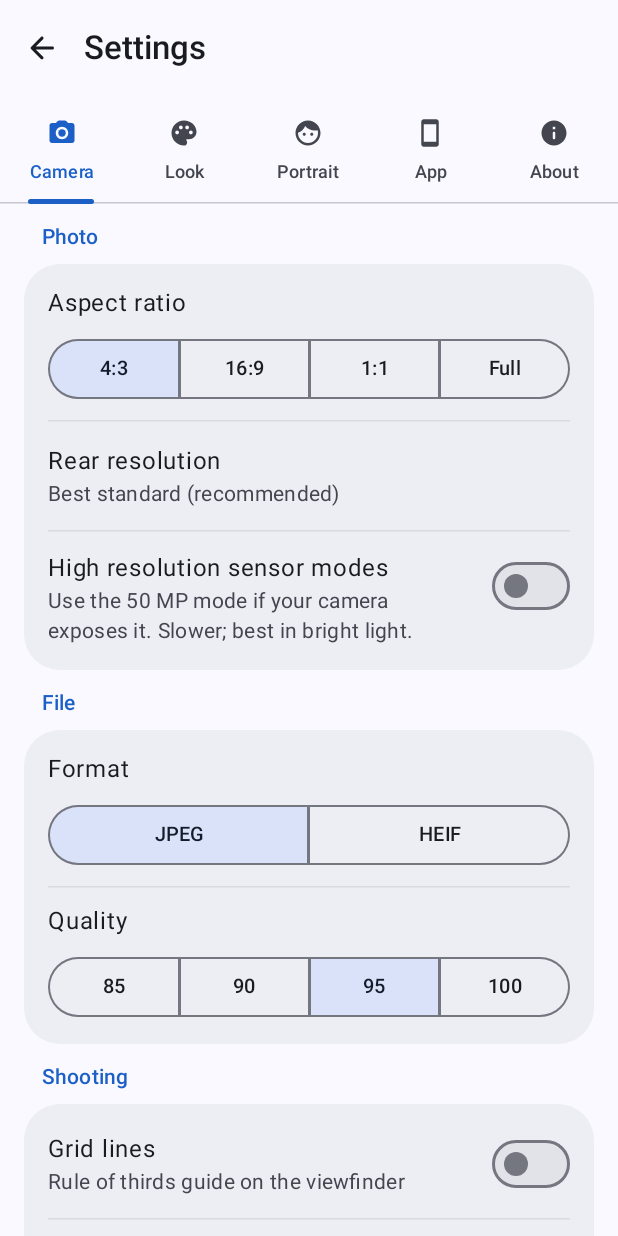
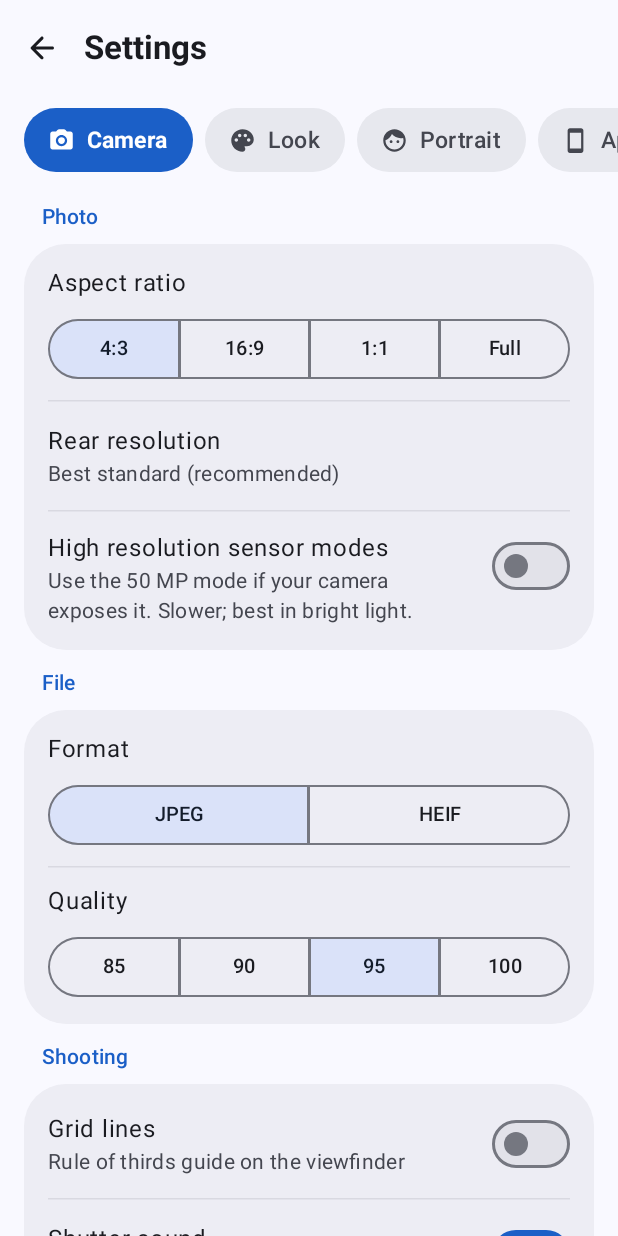
Before and after one commit to tamimrijan/Camora, an Android app built with Jetpack Compose: the SettingsScreen screen opened through its navigation route, on a phone screen of 412 x 824 dp. Run offline under Robolectric (Android 15) with nearby library versions, the phone set to English and light mode, and no system bars; libraries missing offline, so code that uses them is left out: androidx.camera.camera2, androidx.camera.core, androidx.camera.lifecycle, androidx.camera.view; 26 statements that could not run were skipped.

Commit message:
Camora 2.5.0: code

```diff
--- a/app/src/main/java/com/tamimrijan/camora/MainActivity.kt
+++ b/app/src/main/java/com/tamimrijan/camora/MainActivity.kt
@@ -16,6 +16,10 @@ import androidx.activity.enableEdgeToEdge
 import androidx.activity.result.contract.ActivityResultContracts
 import androidx.compose.animation.fadeIn
 import androidx.compose.animation.fadeOut
+import androidx.compose.animation.scaleIn
+import androidx.compose.animation.scaleOut
+import androidx.compose.animation.core.spring
+import androidx.compose.animation.core.tween
 import androidx.compose.foundation.Image
 import androidx.compose.foundation.background
 import androidx.compose.ui.res.painterResource
@@ -149,8 +153,12 @@ class MainActivity : ComponentActivity() {
         }
         NavHost(
             nav, startDestination = "camera",
-            enterTransition = { fadeIn() }, exitTransition = { fadeOut() },
-            popEnterTransition = { fadeIn() }, popExitTransition = { fadeOut() },
+            // Expressive screen changes: the new screen springs up from slightly smaller,
+            // going back the old one settles away.
+            enterTransition = { fadeIn(tween(220)) + scaleIn(spring(dampingRatio = 0.8f, stiffness = 380f), initialScale = 0.94f) },
+            exitTransition = { fadeOut(tween(160)) },
+            popEnterTransition = { fadeIn(tween(220)) },
+            popExitTransition = { fadeOut(tween(160)) + scaleOut(spring(dampingRatio = 0.9f, stiffness = 380f), targetScale = 0.94f) },
         ) {
             composable("camera") {
                 SystemBars(lightIcons = true, keepScreenOn = true)
--- a/app/src/main/java/com/tamimrijan/camora/engine/ColorProfile.kt
+++ b/app/src/main/java/com/tamimrijan/camora/engine/ColorProfile.kt
@@ -39,6 +39,8 @@ data class ProfileSpec(
     val skyHue: Float = 0f,        // degrees, - = toward cyan
     val skyLight: Float = 0f,
     val redSat: Float = 1f,
+    /** How much of the look is applied at 100% intensity (1 = all of it). */
+    val strength: Float = 1f,
 ) {
     companion object {
         // Natural: neutral-warm balance, flat-ish midtone contrast with a soft shoulder,
@@ -71,6 +73,8 @@ data class ProfileSpec(
             saturation = 1.24f, vibrance = 0.3f, chromaKnee = 0.27f,
             skinPull = 0.3f, skinSat = 0.77f, skinLight = 0.004f,
             foliageSat = 1.12f, foliageHue = 0.5f, skySat = 1.16f, skyHue = -4f, skyLight = -0.006f, redSat = 1.06f,
+            // 100% on the slider = the look users found just right at 85%.
+            strength = 0.85f,
         )
 
         fun of(id: ColorProfileId): ProfileSpec? = when (id) {
@@ -180,6 +184,14 @@ object LutBuilder {
         val inv = 1f / (size - 1)
         for (b in 0 until size) for (g in 0 until size) for (r in 0 until size) {
             transform(spec, r * inv, g * inv, b * inv, tmp)
+            // Mixing the table with "no change" is exactly what the intensity slider does,
+            // so strength 0.85 at 100% looks identical to the full look at 85%.
+            val k = spec.strength
+            if (k < 1f) {
+                tmp[0] = r * inv + k * (tmp[0] - r * inv)
+                tmp[1] = g * inv + k * (tmp[1] - g * inv)
+                tmp[2] = b * inv + k * (tmp[2] - b * inv)
+            }
             d[i++] = tmp[0]; d[i++] = tmp[1]; d[i++] = tmp[2]
         }
         return Lut3D(size, d)
--- a/app/src/main/java/com/tamimrijan/camora/ui/camera/CameraComponents.kt
+++ b/app/src/main/java/com/tamimrijan/camora/ui/camera/CameraComponents.kt
@@ -53,6 +53,10 @@ import androidx.compose.ui.unit.sp
 import com.tamimrijan.camora.camera.CameraMode
 import com.tamimrijan.camora.ui.theme.Accent
 import com.tamimrijan.camora.ui.theme.ModeLabelStyle
+import com.tamimrijan.camora.ui.theme.ExpressiveMotion
+import com.tamimrijan.camora.ui.theme.pressSquish
+import androidx.compose.animation.core.animateDpAsState
+import androidx.compose.ui.graphics.graphicsLayer
 import kotlin.math.abs
 import kotlin.math.sqrt
 
@@ -72,6 +76,7 @@ fun CamIcon(
         modifier
             .size(size)
             .clip(CircleShape)
+            .pressSquish(0.86f)
             .background(if (active) Accent.copy(alpha = 0.16f) else Color.Transparent)
             .clickable(enabled = enabled, onClick = onClick),
         contentAlignment = Alignment.Center,
@@ -107,7 +112,10 @@ fun ShutterButton(busy: Boolean, progress: Float?, size: Dp = 78.dp, onClick: ()
     val haptic = LocalHapticFeedback.current
     val interaction = remember { MutableInteractionSource() }
     val pressed by interaction.collectIsPressedAsState()
-    val scale by animateFloatAsState(if (pressed) 0.9f else 1f, label = "shutterScale")
+    // Expressive: the button squishes and its centre morphs from a circle towards a rounded
+    // square while pressed, then springs back.
+    val scale by animateFloatAsState(if (pressed) 0.9f else 1f, ExpressiveMotion.bouncy(), label = "shutterScale")
+    val morph by animateFloatAsState(if (pressed) 1f else 0f, ExpressiveMotion.bouncy(), label = "shutterMorph")
     Box(
         Modifier
             .size(size)
@@ -121,7 +129,15 @@ fun ShutterButton(busy: Boolean, progress: Float?, size: Dp = 78.dp, onClick: ()
         Canvas(Modifier.fillMaxSize()) {
             val stroke = 4.dp.toPx()
             drawCircle(Color.White, radius = this.size.minDimension / 2 - stroke / 2, style = Stroke(stroke))
-            drawCircle(if (busy) Color.White.copy(alpha = 0.55f) else Color.White, radius = this.size.minDimension / 2 - stroke - 3.dp.toPx())
+            val inner = this.size.minDimension / 2 - stroke - 3.dp.toPx()
+            val side = inner * (2f - 0.18f * morph)
+            val corner = side / 2f * (1f - 0.42f * morph)
+            drawRoundRect(
+                if (busy) Color.White.copy(alpha = 0.55f) else Color.White,
+                topLeft = Offset(center.x - side / 2f, center.y - side / 2f),
+                size = Size(side, side),
+                cornerRadius = androidx.compose.ui.geometry.CornerRadius(corner, corner),
+            )
             if (progress != null) {
                 drawArc(
                     Accent, startAngle = -90f, sweepAngle = 360f * progress, useCenter = false,
@@ -154,22 +170,26 @@ fun ModeSelector(modes: List<CameraMode>, selected: CameraMode, enabled: Boolean
         ) {
             items(modes) { m ->
                 val sel = m == selected
+                // Expressive: the selection pill springs in, and the label grows a touch.
+                val pill by animateFloatAsState(if (sel) 1f else 0f, ExpressiveMotion.bouncy(), label = "modePill")
                 Box(
                     Modifier
                         .width(itemW)
                         .height(40.dp)
+                        .pressSquish(0.9f)
                         .clickable(enabled = enabled) { onSelect(m) },
                     contentAlignment = Alignment.Center,
                 ) {
                     Text(
                         m.label.uppercase(), style = ModeLabelStyle,
-                        color = if (sel) Accent else Color.White.copy(alpha = if (enabled) 0.8f else 0.4f),
+                        color = if (sel) Color(0xFF0B1E44) else Color.White.copy(alpha = if (enabled) 0.8f else 0.4f),
                         maxLines = 1,
                         softWrap = false,
-                        modifier = if (sel) Modifier
+                        modifier = Modifier
+                            .graphicsLayer { val k = 1f + 0.06f * pill; scaleX = k; scaleY = k }
                             .clip(RoundedCornerShape(50))
-                            .background(Accent.copy(alpha = 0.14f))
-                            .padding(horizontal = 10.dp, vertical = 5.dp) else Modifier,
+                            .background(Accent.copy(alpha = pill.coerceIn(0f, 1f)))
+                            .padding(horizontal = 14.dp, vertical = 7.dp),
                     )
                 }
             }
@@ -194,9 +214,11 @@ fun ZoomChips(presets: List<Float>, current: Float, usingUltraWide: Boolean, rot
             val sel = p == active
             val label = if (sel && p >= 1f && abs(current - p) > 0.05f) "%.1f×".format(current)
             else if (p < 1f) ".6" else "${p.toInt()}" + (if (sel) "×" else "")
+            val chip by animateDpAsState(if (sel) 38.dp else 32.dp, ExpressiveMotion.bouncy(), label = "zoomChip")
             Box(
                 Modifier
-                    .size(if (sel) 38.dp else 32.dp)
+                    .size(chip)
+                    .pressSquish(0.85f)
                     .clip(CircleShape)
                     .background(if (sel) Color.Black.copy(alpha = 0.7f) else Color.Black.copy(alpha = 0.45f))
                     .clickable { onSelect(p) },
--- a/app/src/main/java/com/tamimrijan/camora/ui/camera/CameraScreen.kt
+++ b/app/src/main/java/com/tamimrijan/camora/ui/camera/CameraScreen.kt
@@ -103,6 +103,7 @@ import androidx.lifecycle.compose.collectAsStateWithLifecycle
 import com.tamimrijan.camora.camera.AspectSetting
 import com.tamimrijan.camora.camera.CameraMode
 import com.tamimrijan.camora.camera.FlashSetting
+import com.tamimrijan.camora.ui.theme.pressSquish
 import com.tamimrijan.camora.data.AppSettings
 import com.tamimrijan.camora.engine.ColorProfileId
 import com.tamimrijan.camora.engine.HdrMode
@@ -493,18 +494,18 @@ fun CameraScreen(
                 verticalAlignment = Alignment.CenterVertically,
                 horizontalArrangement = Arrangement.SpaceBetween,
             ) {
-                ThumbnailFrame(Modifier.rotate(rot).clickable {
+                ThumbnailFrame(Modifier.rotate(rot).pressSquish(0.88f).clickable {
                     if (ui.lastUri != null) onOpenLatest() else onOpenGallery()
                 }) {
                     val t = ui.lastThumb
                     if (t != null) Image(t.asImageBitmap(), "Latest photo", contentScale = ContentScale.Crop, modifier = Modifier.fillMaxSize())
                     else Icon(Icons.Rounded.PhotoLibrary, "Gallery", tint = Color.White)
-                    if (busy > 0) CircularProgressIndicator(Modifier.size(26.dp), color = Accent, strokeWidth = 2.5.dp)
+                    if (busy > 0) com.tamimrijan.camora.ui.theme.WavyCircularProgress(null, Modifier.size(34.dp), color = Accent, stroke = 2.5.dp)
                 }
                 val progress = ui.burst?.let { (n, total) -> n.toFloat() / total }
                 ShutterButton(busy >= 3 || ui.capturing, progress, shutterSize) { vm.onShutter() }
                 Box(
-                    Modifier.size(50.dp).clip(CircleShape).background(Color.White.copy(alpha = 0.14f))
+                    Modifier.size(50.dp).pressSquish(0.86f).clip(CircleShape).background(Color.White.copy(alpha = 0.14f))
                         .clickable(enabled = !ui.capturing) { vm.flipCamera() },
                     contentAlignment = Alignment.Center,
                 ) { Icon(Icons.Rounded.Cameraswitch, "Switch camera", tint = Color.White, modifier = Modifier.rotate(rot)) }
@@ -569,6 +570,7 @@ fun blurToAperture(b: Float): Float = 16f * Math.pow(1.4 / 16.0, b.toDouble()).t
 private fun QuickChip(icon: ImageVector, text: String, active: Boolean, rot: Float, onClick: () -> Unit) {
     Row(
         Modifier
+            .pressSquish(0.92f)
             .clip(RoundedCornerShape(50))
             .background(if (active) Accent.copy(alpha = 0.22f) else Color.White.copy(alpha = 0.10f))
             .clickable(onClick = onClick)
--- a/app/src/main/java/com/tamimrijan/camora/ui/onboarding/WelcomeTour.kt
+++ b/app/src/main/java/com/tamimrijan/camora/ui/onboarding/WelcomeTour.kt
@@ -72,6 +72,7 @@ import androidx.compose.ui.text.style.TextAlign
 import androidx.compose.ui.unit.dp
 import androidx.compose.ui.unit.sp
 import com.tamimrijan.camora.R
+import com.tamimrijan.camora.ui.theme.pressSquish
 import kotlinx.coroutines.launch
 import kotlin.math.abs
 import kotlin.math.floor
@@ -222,7 +223,7 @@ fun WelcomeTour(onFinish: () -> Unit) {
             Button(
                 onClick = { if (last) onFinish() else scope.launch { pager.animateScrollToPage(pager.currentPage + 1) } },
                 colors = ButtonDefaults.buttonColors(containerColor = Color.White, contentColor = Color.Black),
-                modifier = Modifier.padding(horizontal = 24.dp).padding(bottom = 20.dp).fillMaxWidth().widthIn(max = 480.dp).height(56.dp),
+                modifier = Modifier.padding(horizontal = 24.dp).padding(bottom = 20.dp).fillMaxWidth().widthIn(max = 480.dp).height(60.dp).pressSquish(0.95f),
             ) {
                 AnimatedContent(
                     last,
--- a/app/src/main/java/com/tamimrijan/camora/ui/settings/SettingsScreen.kt
+++ b/app/src/main/java/com/tamimrijan/camora/ui/settings/SettingsScreen.kt
@@ -58,6 +58,7 @@ import androidx.compose.material3.Button
 import androidx.compose.material3.CircularProgressIndicator
 import androidx.compose.material3.LinearProgressIndicator
 import com.tamimrijan.camora.data.UpdateState
+import com.tamimrijan.camora.ui.theme.pressSquish
 import androidx.compose.material3.AlertDialog
 import androidx.compose.material3.Card
 import androidx.compose.material3.CardDefaults
@@ -146,14 +147,21 @@ fun SettingsScreen(onBack: () -> Unit, onOpenReport: () -> Unit) {
                     title = { Text("Settings") },
                     navigationIcon = { IconButton(onClick = onBack) { Icon(Icons.AutoMirrored.Rounded.ArrowBack, "Back") } },
                 )
-                PrimaryTabRow(selectedTabIndex = pager.currentPage) {
-                    SettingsTab.entries.forEachIndexed { i, t ->
-                        Tab(
-                            selected = pager.currentPage == i,
-                            onClick = { scope.launch { pager.animateScrollToPage(i) } },
-                            icon = { Icon(t.icon, null, Modifier.size(20.dp)) },
-                            text = { Text(t.label, maxLines = 1, fontSize = 12.sp) },
-                            unselectedContentColor = MaterialTheme.colorScheme.onSurfaceVariant,
+                // Expressive tabs: big pill chips, the active one filled, scrolling to stay in view.
+                val tabs = androidx.compose.foundation.lazy.rememberLazyListState()
+                androidx.compose.runtime.LaunchedEffect(pager.currentPage) { tabs.animateScrollToItem(pager.currentPage) }
+                val cs = MaterialTheme.colorScheme
+                androidx.compose.foundation.lazy.LazyRow(
+                    state = tabs,
+                    contentPadding = PaddingValues(horizontal = 16.dp, vertical = 8.dp),
+                    horizontalArrangement = Arrangement.spacedBy(8.dp),
+                ) {
+                    items(SettingsTab.entries.size) { i ->
+                        val t = SettingsTab.entries[i]
+                        com.tamimrijan.camora.ui.theme.PillChip(
+                            t.label, pager.currentPage == i, { scope.launch { pager.animateScrollToPage(i) } },
+                            selectedContainer = cs.primary, selectedContent = cs.onPrimary,
+                            content = cs.onSurfaceVariant, container = cs.surfaceContainerHigh, icon = t.icon,
                         )
                     }
                 }
@@ -320,7 +328,7 @@ private fun LazyListScope.aboutTab(ctx: Context) {
     item {
         val app = ctx.applicationContext as CamoraApp
         val scope = rememberCoroutineScope()
-        Card(colors = CardDefaults.cardColors(containerColor = MaterialTheme.colorScheme.surfaceContainer), shape = RoundedCornerShape(24.dp)) {
+        Card(colors = CardDefaults.cardColors(containerColor = MaterialTheme.colorScheme.surfaceContainer), shape = RoundedCornerShape(28.dp)) {
             AboutLink(Icons.Rounded.AutoAwesome, "Welcome tour", "See everything Camora can do") {
                 scope.launch { app.settings.update { it.copy(onboardingDone = false) } }
             }
@@ -371,8 +379,8 @@ private fun AboutHero() {
             }
             Spacer(Modifier.height(12.dp))
             Text(
-                "Camora", color = cs.onSurface, fontWeight = FontWeight.Bold,
-                style = MaterialTheme.typography.headlineLarge, letterSpacing = 0.5.sp,
+                "Camora", color = cs.onSurface, fontWeight = FontWeight.ExtraBold,
+                style = MaterialTheme.typography.displayMedium, letterSpacing = (-1).sp,
             )
             Spacer(Modifier.height(4.dp))
             Text(
@@ -430,14 +438,14 @@ private fun UpdateCard() {
         is UpdateState.Ready -> "Ready to install" to "Version ${s.info.version} is downloaded"
         is UpdateState.Failed -> (if (s.info == null) "Could not check" else "Download stopped") to s.message
     }
-    Card(colors = CardDefaults.cardColors(containerColor = cs.surfaceContainer), shape = RoundedCornerShape(24.dp)) {
+    Card(colors = CardDefaults.cardColors(containerColor = cs.surfaceContainer), shape = RoundedCornerShape(28.dp)) {
         Column(Modifier.fillMaxWidth().padding(20.dp)) {
             Text("UPDATES", style = MaterialTheme.typography.labelMedium, color = cs.primary, letterSpacing = 1.5.sp)
             Spacer(Modifier.height(14.dp))
             Row(verticalAlignment = Alignment.CenterVertically) {
-                Box(Modifier.size(44.dp).clip(CircleShape).background(cs.primaryContainer), contentAlignment = Alignment.Center) {
+                Box(Modifier.size(52.dp).clip(RoundedCornerShape(16.dp)).background(cs.primaryContainer), contentAlignment = Alignment.Center) {
                     when (st) {
-                        UpdateState.Checking -> CircularProgressIndicator(Modifier.size(22.dp), strokeWidth = 2.5.dp, color = cs.onPrimaryContainer)
+                        UpdateState.Checking -> com.tamimrijan.camora.ui.theme.WavyCircularProgress(null, Modifier.size(32.dp), color = cs.onPrimaryContainer, stroke = 2.5.dp)
                         else -> Icon(
                             when (st) {
                                 UpdateState.UpToDate -> Icons.Rounded.CheckCircle
@@ -450,13 +458,13 @@ private fun UpdateCard() {
                 }
                 Spacer(Modifier.width(14.dp))
                 Column(Modifier.weight(1f)) {
-                    Text(title, style = MaterialTheme.typography.titleMedium, color = cs.onSurface)
+                    Text(title, style = MaterialTheme.typography.titleLarge, color = cs.onSurface)
                     Text(subtitle, style = MaterialTheme.typography.bodyMedium, color = cs.onSurfaceVariant)
                 }
             }
             (st as? UpdateState.Downloading)?.let { d ->
                 Spacer(Modifier.height(14.dp))
-                LinearProgressIndicator(progress = { d.progress }, modifier = Modifier.fillMaxWidth().clip(CircleShape))
+                com.tamimrijan.camora.ui.theme.WavyLinearProgress(d.progress, Modifier.fillMaxWidth(), color = cs.primary)
             }
             (st as? UpdateState.Available)?.info?.notes?.takeIf { it.isNotBlank() }?.let { notes ->
                 Spacer(Modifier.height(12.dp))
@@ -480,7 +488,7 @@ private fun UpdateCard() {
                 UpdateState.UpToDate -> Triple("Check again", { up.check() }, true)
                 UpdateState.Idle -> Triple("Check for updates", { up.check() }, true)
             }
-            Button(onClick = action, enabled = enabled, modifier = Modifier.fillMaxWidth().height(50.dp)) { Text(label) }
+            Button(onClick = action, enabled = enabled, modifier = Modifier.fillMaxWidth().height(56.dp).pressSquish(0.96f)) { Text(label, style = MaterialTheme.typography.titleSmall) }
             Spacer(Modifier.height(10.dp))
             Text(
                 "Camora connects to GitHub only when you tap this button.",
@@ -495,7 +503,7 @@ private fun UpdateCard() {
 @Composable
 private fun AboutCreator(ctx: Context) {
     val cs = MaterialTheme.colorScheme
-    Card(colors = CardDefaults.cardColors(containerColor = cs.surfaceContainer), shape = RoundedCornerShape(24.dp)) {
+    Card(colors = CardDefaults.cardColors(containerColor = cs.surfaceContainer), shape = RoundedCornerShape(28.dp)) {
         Column(Modifier.fillMaxWidth().padding(top = 20.dp, bottom = 6.dp)) {
             Text(
                 "CREATED BY", style = MaterialTheme.typography.labelMedium, color = cs.primary,
@@ -539,7 +547,7 @@ private fun AboutLink(icon: ImageVector, title: String, subtitle: String, onClic
         supportingContent = { Text(subtitle) },
         trailingContent = { Icon(Icons.AutoMirrored.Rounded.OpenInNew, null, Modifier.size(18.dp), tint = cs.onSurfaceVariant) },
         colors = ListItemDefaults.colors(containerColor = Color.Transparent),
-        modifier = Modifier.clickable(onClick = onClick).padding(horizontal = 4.dp),
+        modifier = Modifier.pressSquish(0.97f).clickable(onClick = onClick).padding(horizontal = 4.dp),
     )
 }
 
@@ -548,7 +556,7 @@ private fun AboutLink(icon: ImageVector, title: String, subtitle: String, onClic
 @Composable
 private fun AboutTech() {
     val cs = MaterialTheme.colorScheme
-    Card(colors = CardDefaults.cardColors(containerColor = cs.surfaceContainer), shape = RoundedCornerShape(24.dp)) {
+    Card(colors = CardDefaults.cardColors(containerColor = cs.surfaceContainer), shape = RoundedCornerShape(28.dp)) {
         Column(Modifier.fillMaxWidth().padding(20.dp)) {
             Text("BUILT WITH", style = MaterialTheme.typography.labelMedium, color = cs.primary, letterSpacing = 1.5.sp)
             Spacer(Modifier.height(14.dp))
@@ -583,7 +591,7 @@ private fun openLink(ctx: Context, url: String) {
 private fun Group(title: String, content: @Composable () -> Unit) {
     Column {
         Text(title, style = MaterialTheme.typography.titleSmall, color = MaterialTheme.colorScheme.primary, modifier = Modifier.padding(start = 12.dp, bottom = 8.dp))
-        Card(colors = CardDefaults.cardColors(containerColor = MaterialTheme.colorScheme.surfaceContainer), shape = RoundedCornerShape(24.dp)) {
+        Card(colors = CardDefaults.cardColors(containerColor = MaterialTheme.colorScheme.surfaceContainer), shape = RoundedCornerShape(28.dp)) {
             Column(Modifier.padding(vertical = 4.dp)) { content() }
         }
     }
--- /dev/null
+++ b/app/src/main/java/com/tamimrijan/camora/ui/theme/Expressive.kt
@@ -0,0 +1,48 @@
+package com.tamimrijan.camora.ui.theme
+
+import androidx.compose.animation.core.Spring
+import androidx.compose.animation.core.animateFloatAsState
+import androidx.compose.animation.core.spring
+import androidx.compose.foundation.gestures.awaitEachGesture
+import androidx.compose.foundation.gestures.awaitFirstDown
+import androidx.compose.foundation.gestures.waitForUpOrCancellation
+import androidx.compose.runtime.getValue
+import androidx.compose.runtime.mutableStateOf
+import androidx.compose.runtime.remember
+import androidx.compose.runtime.setValue
+import androidx.compose.ui.Modifier
+import androidx.compose.ui.composed
+import androidx.compose.ui.graphics.graphicsLayer
+import androidx.compose.ui.input.pointer.pointerInput
+
+/**
+ * Material 3 Expressive motion, built on the stable Material 3 library: springy, slightly
+ * bouncy feedback instead of flat easing. Used for presses, selections and screen changes.
+ */
+object ExpressiveMotion {
+    /** Quick, lively spring for presses and toggles (a little overshoot). */
+    fun <T> bouncy() = spring<T>(dampingRatio = 0.5f, stiffness = 520f)
+
+    /** Smooth spring for things that move or resize (no visible wobble). */
+    fun <T> smooth() = spring<T>(dampingRatio = Spring.DampingRatioNoBouncy, stiffness = Spring.StiffnessMediumLow)
+}
+
+/**
+ * Expressive press feedback: the element squishes a little while pressed and springs back.
+ * It only watches the touch and never consumes it, so clicks, scrolling and the camera
+ * gestures underneath behave exactly as before.
+ */
+fun Modifier.pressSquish(pressedScale: Float = 0.92f): Modifier = composed {
+    var pressed by remember { mutableStateOf(false) }
+    val s by animateFloatAsState(if (pressed) pressedScale else 1f, ExpressiveMotion.bouncy(), label = "squish")
+    this
+        .pointerInput(Unit) {
+            awaitEachGesture {
+                awaitFirstDown(requireUnconsumed = false)
+                pressed = true
+                waitForUpOrCancellation()
+                pressed = false
+            }
+        }
+        .graphicsLayer { scaleX = s; scaleY = s }
+}
```
Also changed, not shown: app/src/main/java/com/tamimrijan/camora/ui/editor/EditorScreen.kt (+9 -9 lines), app/src/main/java/com/tamimrijan/camora/ui/gallery/GalleryScreens.kt (+24 -20 lines), app/src/main/java/com/tamimrijan/camora/ui/theme/ExpressiveComponents.kt (added, +223 -0 lines), app/src/main/java/com/tamimrijan/camora/ui/theme/Theme.kt (+18 -7 lines).
